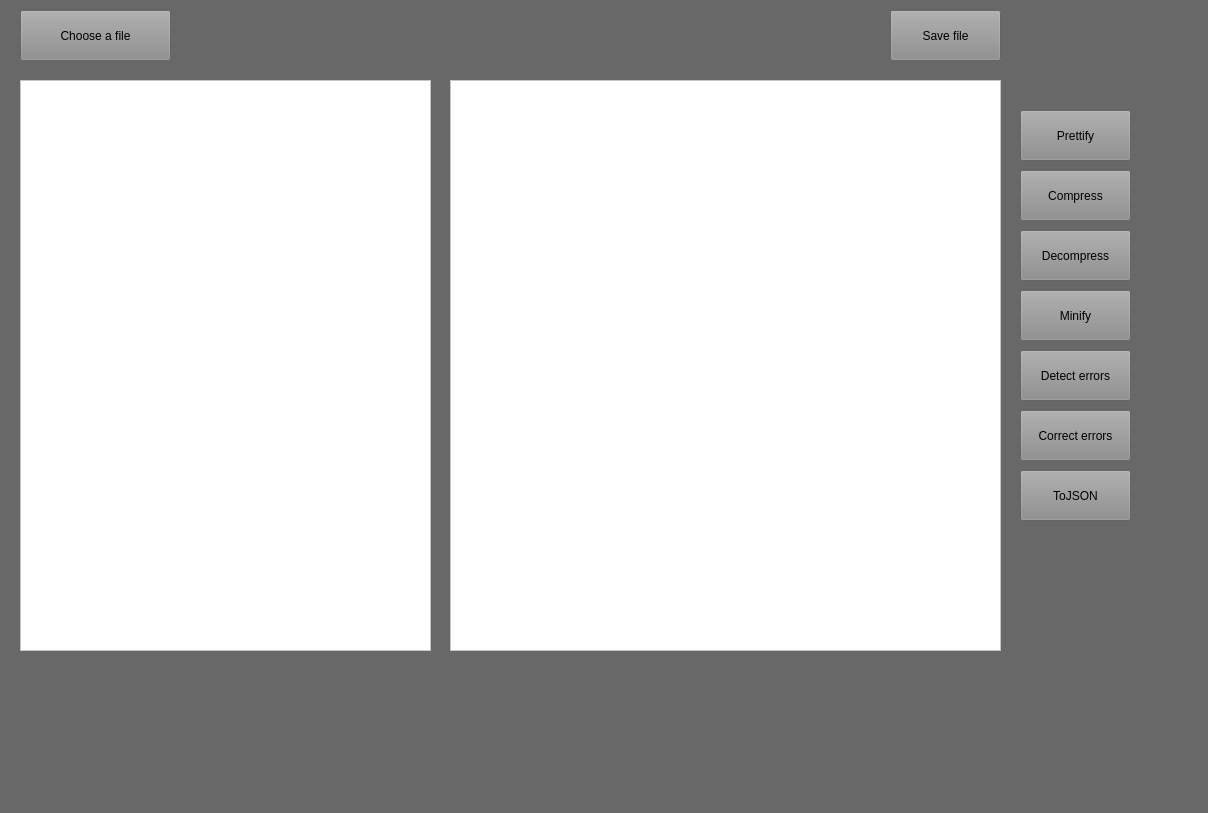
This is xml_toolset/mainwindow.ui in College-Projects-2019-2024/XML-Toolset as Qt 5 draws it before an edit. The edited form follows.
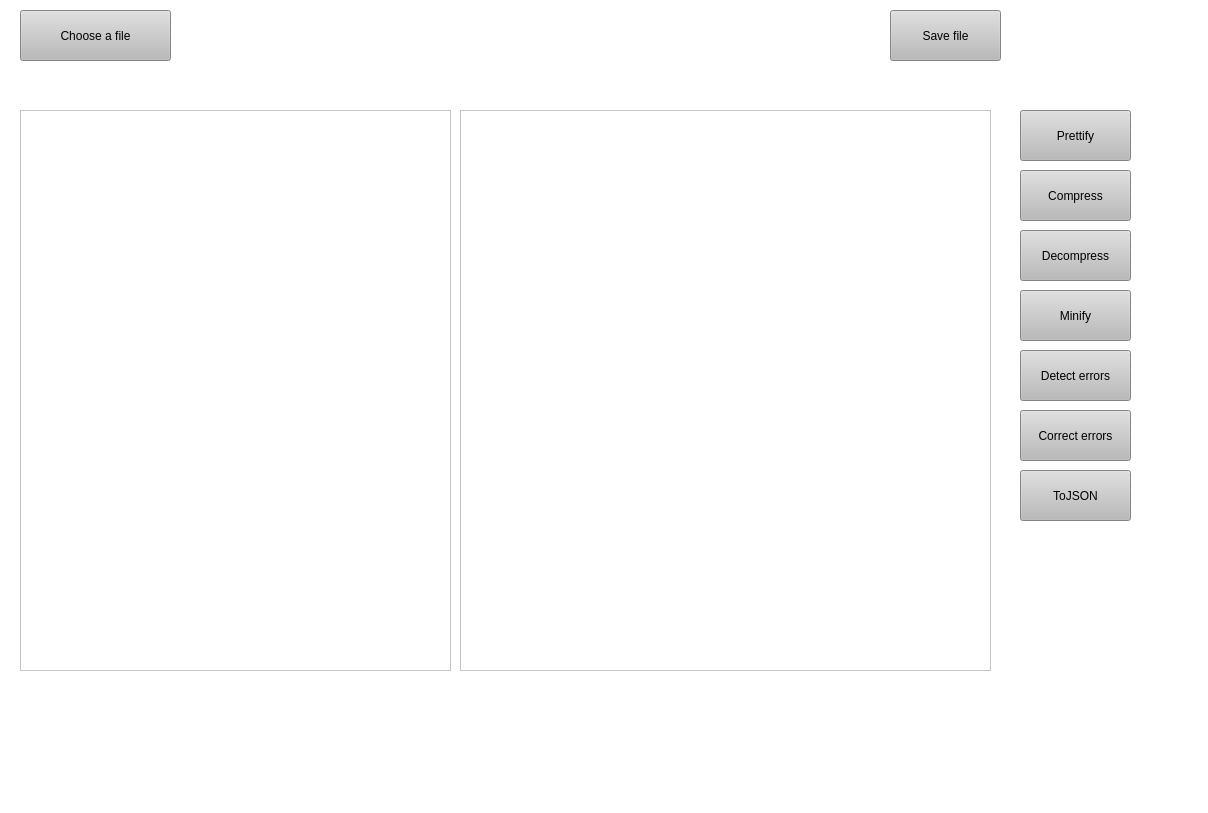
This is the edited form.

Patch:
```diff
--- a/xml_toolset/mainwindow.ui
+++ b/xml_toolset/mainwindow.ui
@@ -14,7 +14,7 @@
    <string>MainWindow</string>
   </property>
   <property name="styleSheet">
-   <string notr="true">background-color: rgb(104, 104, 104);</string>
+   <string notr="true">background-color: rgb(255,255,255);</string>
   </property>
   <widget class="QWidget" name="centralwidget">
    <widget class="QPushButton" name="pushButton">
@@ -27,7 +27,7 @@
      </rect>
     </property>
     <property name="styleSheet">
-     <string notr="true">background-color: rgb(140, 140, 140);</string>
+     <string notr="true">background-color: rgb(186, 186, 186);</string>
     </property>
     <property name="text">
      <string>Choose a file</string>
@@ -46,372 +46,12 @@
      <bool>false</bool>
     </property>
     <property name="styleSheet">
-     <string notr="true">background-color: rgb(140, 140, 140);</string>
+     <string notr="true">background-color: rgb(186, 186, 186);</string>
     </property>
     <property name="text">
      <string>Prettify</string>
     </property>
    </widget>
-   <widget class="QTextBrowser" name="textBrowser">
-    <property name="geometry">
-     <rect>
-      <x>20</x>
-      <y>80</y>
-      <width>411</width>
-      <height>571</height>
-     </rect>
-    </property>
-    <property name="palette">
-     <palette>
-      <active>
-       <colorrole role="WindowText">
-        <brush brushstyle="SolidPattern">
-         <color alpha="255">
-          <red>67</red>
-          <green>67</green>
-          <blue>67</blue>
-         </color>
-        </brush>
-       </colorrole>
-       <colorrole role="Button">
-        <brush brushstyle="SolidPattern">
-         <color alpha="255">
-          <red>227</red>
-          <green>227</green>
-          <blue>227</blue>
-         </color>
-        </brush>
-       </colorrole>
-       <colorrole role="Dark">
-        <brush brushstyle="SolidPattern">
-         <color alpha="255">
-          <red>90</red>
-          <green>92</green>
-          <blue>93</blue>
-         </color>
-        </brush>
-       </colorrole>
-       <colorrole role="Text">
-        <brush brushstyle="SolidPattern">
-         <color alpha="255">
-          <red>8</red>
-          <green>8</green>
-          <blue>8</blue>
-         </color>
-        </brush>
-       </colorrole>
-       <colorrole role="BrightText">
-        <brush brushstyle="SolidPattern">
-         <color alpha="255">
-          <red>255</red>
-          <green>255</green>
-          <blue>255</blue>
-         </color>
-        </brush>
-       </colorrole>
-       <colorrole role="ButtonText">
-        <brush brushstyle="SolidPattern">
-         <color alpha="255">
-          <red>0</red>
-          <green>0</green>
-          <blue>0</blue>
-         </color>
-        </brush>
-       </colorrole>
-       <colorrole role="Base">
-        <brush brushstyle="SolidPattern">
-         <color alpha="255">
-          <red>255</red>
-          <green>255</green>
-          <blue>255</blue>
-         </color>
-        </brush>
-       </colorrole>
-       <colorrole role="Window">
-        <brush brushstyle="SolidPattern">
-         <color alpha="255">
-          <red>255</red>
-          <green>255</green>
-          <blue>255</blue>
-         </color>
-        </brush>
-       </colorrole>
-       <colorrole role="AlternateBase">
-        <brush brushstyle="SolidPattern">
-         <color alpha="255">
-          <red>255</red>
-          <green>255</green>
-          <blue>255</blue>
-         </color>
-        </brush>
-       </colorrole>
-       <colorrole role="ToolTipBase">
-        <brush brushstyle="SolidPattern">
-         <color alpha="255">
-          <red>255</red>
-          <green>255</green>
-          <blue>255</blue>
-         </color>
-        </brush>
-       </colorrole>
-       <colorrole role="ToolTipText">
-        <brush brushstyle="SolidPattern">
-         <color alpha="255">
-          <red>36</red>
-          <green>36</green>
-          <blue>36</blue>
-         </color>
-        </brush>
-       </colorrole>
-       <colorrole role="PlaceholderText">
-        <brush brushstyle="SolidPattern">
-         <color alpha="255">
-          <red>66</red>
-          <green>66</green>
-          <blue>67</blue>
-         </color>
-        </brush>
-       </colorrole>
-      </active>
-      <inactive>
-       <colorrole role="WindowText">
-        <brush brushstyle="SolidPattern">
-         <color alpha="255">
-          <red>208</red>
-          <green>208</green>
-          <blue>208</blue>
-         </color>
-        </brush>
-       </colorrole>
-       <colorrole role="Button">
-        <brush brushstyle="SolidPattern">
-         <color alpha="255">
-          <red>64</red>
-          <green>65</green>
-          <blue>66</blue>
-         </color>
-        </brush>
-       </colorrole>
-       <colorrole role="Dark">
-        <brush brushstyle="SolidPattern">
-         <color alpha="255">
-          <red>64</red>
-          <green>65</green>
-          <blue>66</blue>
-         </color>
-        </brush>
-       </colorrole>
-       <colorrole role="Text">
-        <brush brushstyle="SolidPattern">
-         <color alpha="255">
-          <red>208</red>
-          <green>208</green>
-          <blue>208</blue>
-         </color>
-        </brush>
-       </colorrole>
-       <colorrole role="BrightText">
-        <brush brushstyle="SolidPattern">
-         <color alpha="255">
-          <red>255</red>
-          <green>51</green>
-          <blue>51</blue>
-         </color>
-        </brush>
-       </colorrole>
-       <colorrole role="ButtonText">
-        <brush brushstyle="SolidPattern">
-         <color alpha="255">
-          <red>208</red>
-          <green>208</green>
-          <blue>208</blue>
-         </color>
-        </brush>
-       </colorrole>
-       <colorrole role="Base">
-        <brush brushstyle="SolidPattern">
-         <color alpha="255">
-          <red>46</red>
-          <green>47</green>
-          <blue>48</blue>
-         </color>
-        </brush>
-       </colorrole>
-       <colorrole role="Window">
-        <brush brushstyle="SolidPattern">
-         <color alpha="255">
-          <red>46</red>
-          <green>47</green>
-          <blue>48</blue>
-         </color>
-        </brush>
-       </colorrole>
-       <colorrole role="AlternateBase">
-        <brush brushstyle="SolidPattern">
-         <color alpha="255">
-          <red>53</red>
-          <green>54</green>
-          <blue>55</blue>
-         </color>
-        </brush>
-       </colorrole>
-       <colorrole role="ToolTipBase">
-        <brush brushstyle="SolidPattern">
-         <color alpha="255">
-          <red>64</red>
-          <green>65</green>
-          <blue>66</blue>
-         </color>
-        </brush>
-       </colorrole>
-       <colorrole role="ToolTipText">
-        <brush brushstyle="SolidPattern">
-         <color alpha="255">
-          <red>208</red>
-          <green>208</green>
-          <blue>208</blue>
-         </color>
-        </brush>
-       </colorrole>
-       <colorrole role="PlaceholderText">
-        <brush brushstyle="SolidPattern">
-         <color alpha="255">
-          <red>127</red>
-          <green>127</green>
-          <blue>128</blue>
-         </color>
-        </brush>
-       </colorrole>
-      </inactive>
-      <disabled>
-       <colorrole role="WindowText">
-        <brush brushstyle="SolidPattern">
-         <color alpha="255">
-          <red>90</red>
-          <green>92</green>
-          <blue>93</blue>
-         </color>
-        </brush>
-       </colorrole>
-       <colorrole role="Button">
-        <brush brushstyle="SolidPattern">
-         <color alpha="255">
-          <red>227</red>
-          <green>227</green>
-          <blue>227</blue>
-         </color>
-        </brush>
-       </colorrole>
-       <colorrole role="Dark">
-        <brush brushstyle="SolidPattern">
-         <color alpha="255">
-          <red>90</red>
-          <green>92</green>
-          <blue>93</blue>
-         </color>
-        </brush>
-       </colorrole>
-       <colorrole role="Text">
-        <brush brushstyle="SolidPattern">
-         <color alpha="255">
-          <red>90</red>
-          <green>92</green>
-          <blue>93</blue>
-         </color>
-        </brush>
-       </colorrole>
-       <colorrole role="BrightText">
-        <brush brushstyle="SolidPattern">
-         <color alpha="255">
-          <red>255</red>
-          <green>255</green>
-          <blue>255</blue>
-         </color>
-        </brush>
-       </colorrole>
-       <colorrole role="ButtonText">
-        <brush brushstyle="SolidPattern">
-         <color alpha="255">
-          <red>90</red>
-          <green>92</green>
-          <blue>93</blue>
-         </color>
-        </brush>
-       </colorrole>
-       <colorrole role="Base">
-        <brush brushstyle="SolidPattern">
-         <color alpha="255">
-          <red>255</red>
-          <green>255</green>
-          <blue>255</blue>
-         </color>
-        </brush>
-       </colorrole>
-       <colorrole role="Window">
-        <brush brushstyle="SolidPattern">
-         <color alpha="255">
-          <red>255</red>
-          <green>255</green>
-          <blue>255</blue>
-         </color>
-        </brush>
-       </colorrole>
-       <colorrole role="AlternateBase">
-        <brush brushstyle="SolidPattern">
-         <color alpha="255">
-          <red>53</red>
-          <green>54</green>
-          <blue>55</blue>
-         </color>
-        </brush>
-       </colorrole>
-       <colorrole role="ToolTipBase">
-        <brush brushstyle="SolidPattern">
-         <color alpha="255">
-          <red>64</red>
-          <green>65</green>
-          <blue>66</blue>
-         </color>
-        </brush>
-       </colorrole>
-       <colorrole role="ToolTipText">
-        <brush brushstyle="SolidPattern">
-         <color alpha="255">
-          <red>208</red>
-          <green>208</green>
-          <blue>208</blue>
-         </color>
-        </brush>
-       </colorrole>
-       <colorrole role="PlaceholderText">
-        <brush brushstyle="SolidPattern">
-         <color alpha="255">
-          <red>127</red>
-          <green>127</green>
-          <blue>128</blue>
-         </color>
-        </brush>
-       </colorrole>
-      </disabled>
-     </palette>
-    </property>
-    <property name="styleSheet">
-     <string notr="true">background-color: rgb(255, 255, 255);</string>
-    </property>
-   </widget>
-   <widget class="QTextBrowser" name="textBrowser_2">
-    <property name="geometry">
-     <rect>
-      <x>450</x>
-      <y>80</y>
-      <width>551</width>
-      <height>571</height>
-     </rect>
-    </property>
-    <property name="styleSheet">
-     <string notr="true">background-color: rgb(255, 255, 255);</string>
-    </property>
-   </widget>
    <widget class="QPushButton" name="pushButton_3">
     <property name="geometry">
      <rect>
@@ -422,7 +62,8 @@
      </rect>
     </property>
     <property name="styleSheet">
-     <string notr="true">background-color: rgb(140, 140, 140);
+     <string notr="true">
+background-color: rgb(186, 186, 186);
 </string>
     </property>
     <property name="text">
@@ -439,7 +80,7 @@
      </rect>
     </property>
     <property name="styleSheet">
-     <string notr="true">background-color: rgb(140, 140, 140);</string>
+     <string notr="true">background-color: rgb(186, 186, 186);</string>
     </property>
     <property name="text">
      <string>Compress</string>
@@ -455,7 +96,7 @@
      </rect>
     </property>
     <property name="styleSheet">
-     <string notr="true">background-color: rgb(140, 140, 140);</string>
+     <string notr="true">background-color: rgb(186, 186, 186);</string>
     </property>
     <property name="text">
      <string>Decompress</string>
@@ -471,7 +112,7 @@
      </rect>
     </property>
     <property name="styleSheet">
-     <string notr="true">background-color: rgb(140, 140, 140);</string>
+     <string notr="true">background-color: rgb(186, 186, 186);</string>
     </property>
     <property name="text">
      <string>Minify</string>
@@ -487,7 +128,7 @@
      </rect>
     </property>
     <property name="styleSheet">
-     <string notr="true">background-color: rgb(140, 140, 140);</string>
+     <string notr="true">background-color: rgb(186, 186, 186);</string>
     </property>
     <property name="text">
      <string>Detect errors</string>
@@ -503,7 +144,7 @@
      </rect>
     </property>
     <property name="styleSheet">
-     <string notr="true">background-color: rgb(140, 140, 140);</string>
+     <string notr="true">background-color: rgb(186, 186, 186);</string>
     </property>
     <property name="text">
      <string>Correct errors</string>
@@ -519,12 +160,32 @@
      </rect>
     </property>
     <property name="styleSheet">
-     <string notr="true">background-color: rgb(140, 140, 140);</string>
+     <string notr="true">background-color: rgb(186, 186, 186);</string>
     </property>
     <property name="text">
      <string>ToJSON</string>
     </property>
    </widget>
+   <widget class="QTextBrowser" name="textBrowser">
+    <property name="geometry">
+     <rect>
+      <x>20</x>
+      <y>110</y>
+      <width>431</width>
+      <height>561</height>
+     </rect>
+    </property>
+   </widget>
+   <widget class="QTextBrowser" name="textBrowser_2">
+    <property name="geometry">
+     <rect>
+      <x>460</x>
+      <y>110</y>
+      <width>531</width>
+      <height>561</height>
+     </rect>
+    </property>
+   </widget>
   </widget>
   <widget class="QStatusBar" name="statusbar"/>
  </widget>
```
